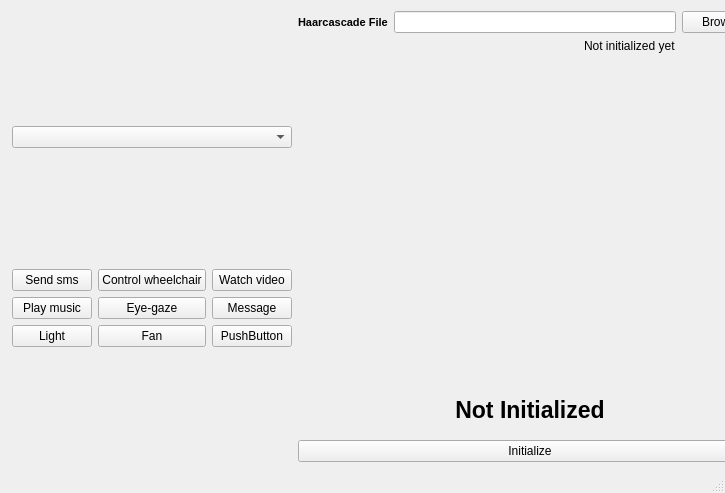
sakibreza/EyeTask-V1.0, file ui/MainWindow.ui: the form before one commit.
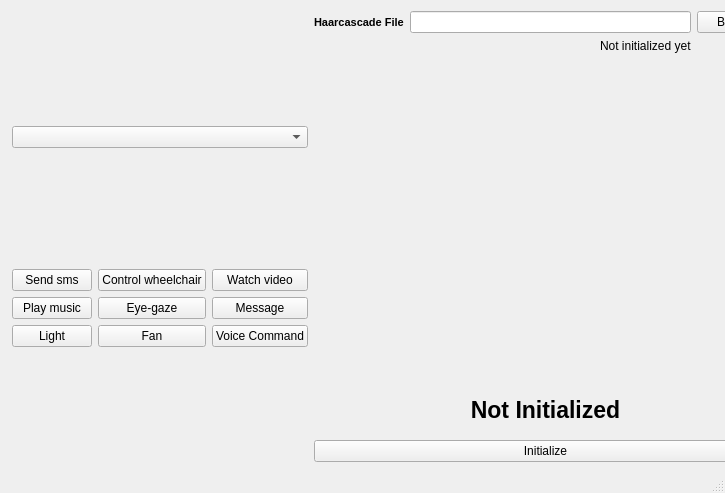
The form after the commit.

Commit message:
Added speech recognition to a thread
Fixed a bug of irresponsive UI

```diff
--- a/ui/MainWindow.ui
+++ b/ui/MainWindow.ui
@@ -22,7 +22,7 @@
      <rect>
       <x>12</x>
       <y>11</y>
-      <width>750</width>
+      <width>765</width>
       <height>451</height>
      </rect>
     </property>
@@ -93,7 +93,7 @@
          <item row="2" column="2">
           <widget class="QPushButton" name="b3_3">
            <property name="text">
-            <string>PushButton</string>
+            <string>Voice Command</string>
            </property>
           </widget>
          </item>
```
The commit also changes 2 other files.
